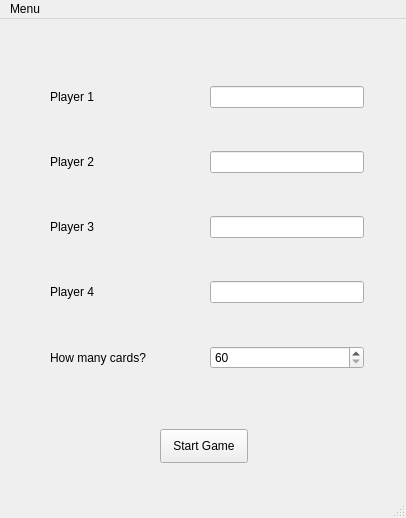
Old version of the form set-players.ui in the repository jan-of-us/wizard-tracker.
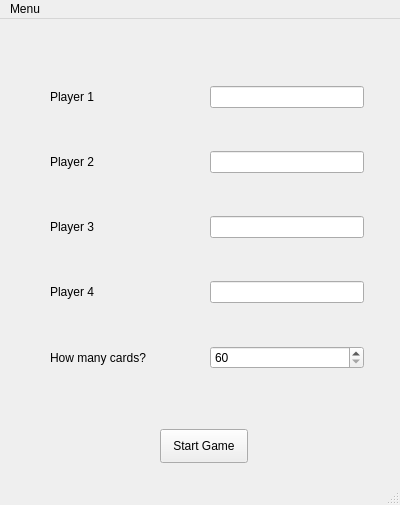
New version of the form.

Commit message: Fixed windows sizes

What changed in the file:
```diff
--- a/set-players.ui
+++ b/set-players.ui
@@ -6,10 +6,28 @@
    <rect>
     <x>0</x>
     <y>0</y>
-    <width>406</width>
-    <height>518</height>
+    <width>400</width>
+    <height>505</height>
    </rect>
   </property>
+  <property name="sizePolicy">
+   <sizepolicy hsizetype="Fixed" vsizetype="Fixed">
+    <horstretch>0</horstretch>
+    <verstretch>0</verstretch>
+   </sizepolicy>
+  </property>
+  <property name="minimumSize">
+   <size>
+    <width>400</width>
+    <height>505</height>
+   </size>
+  </property>
+  <property name="maximumSize">
+   <size>
+    <width>400</width>
+    <height>505</height>
+   </size>
+  </property>
   <property name="windowTitle">
    <string>MainWindow</string>
   </property>
@@ -160,7 +178,7 @@
     <rect>
      <x>0</x>
      <y>0</y>
-     <width>406</width>
+     <width>400</width>
      <height>30</height>
     </rect>
    </property>
```
The commit also changes 3 other files.
